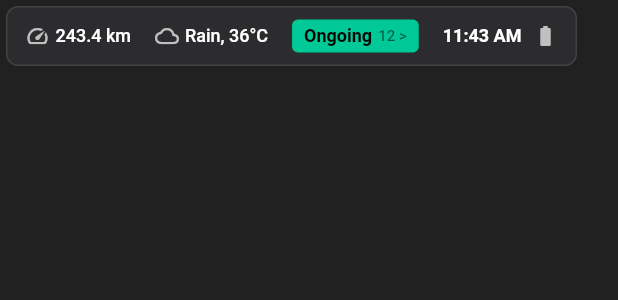
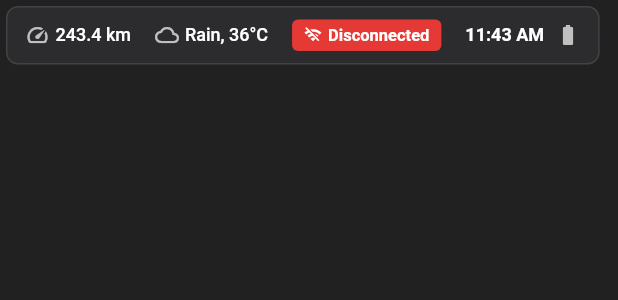
Before and after one commit to Khoa1512/GCS_RUSTECHS, a Flutter app: the AppStatusBar widget shown alone on an empty page, opened directly, on a phone screen of 412 x 824 dp. Shown: the top 300 px of the screen. Run offline on Flutter 3.47's test engine with Material 3 defaults, Android fonts, the phone set to English and light mode, and no system bars; our stand-ins replace flutter_compass, flutter_easyloading, flutter_map, glass_kit, go_router, latlong2; Roboto replaces fonts that are missing (Merriweather).

Commit message:
Add connection status to app bar and improve telemetry

```diff
--- a/lib/presentation/widget/app_bar/app_status_bar.dart
+++ b/lib/presentation/widget/app_bar/app_status_bar.dart
@@ -1,5 +1,8 @@
 import 'package:flutter/material.dart';
 import 'package:skylink/responsive/demension.dart';
+import 'package:skylink/presentation/widget/connection/connection_widget.dart'
+    as connection;
+import 'dart:async';
 
 class AppStatusBar extends StatefulWidget {
   const AppStatusBar({super.key});
@@ -10,6 +13,24 @@ class AppStatusBar extends StatefulWidget {
 
 class _AppStatusBarState extends State<AppStatusBar> {
   bool _isHovered = false;
+  Timer? _refreshTimer;
+
+  @override
+  void initState() {
+    super.initState();
+    // Refresh every 500ms to update connection status
+    _refreshTimer = Timer.periodic(Duration(milliseconds: 500), (timer) {
+      if (mounted) {
+        setState(() {});
+      }
+    });
+  }
+
+  @override
+  void dispose() {
+    _refreshTimer?.cancel();
+    super.dispose();
+  }
 
   @override
   Widget build(BuildContext context) {
@@ -86,11 +107,7 @@ class _AppStatusBarState extends State<AppStatusBar> {
                       textColor: Colors.white,
                     ),
                     SizedBox(width: ResponsiveDimensions.spacingM),
-                    _buildConnectStatus(
-                      isConnected: true,
-                      text: 'Ongoing',
-                      subText: '12 >',
-                    ),
+                    _buildConnectionStatus(),
                     SizedBox(width: ResponsiveDimensions.spacingM),
                     _buildTimeItem(text: '11:43 AM'),
                     SizedBox(width: ResponsiveDimensions.spacingS),
@@ -105,38 +122,60 @@ class _AppStatusBarState extends State<AppStatusBar> {
     );
   }
 
-  Widget _buildConnectStatus({
-    required bool isConnected,
-    required String text,
-    required String subText,
-  }) {
-    return Container(
+  Widget _buildConnectionStatus() {
+    final connectionState = connection.ConnectionManager.currentState;
+
+    String statusText;
+    Color statusColor;
+    IconData statusIcon;
+
+    switch (connectionState) {
+      case connection.ConnectionState.disconnected:
+        statusText = 'Disconnected';
+        statusColor = Colors.red.shade600;
+        statusIcon = Icons.wifi_off;
+        break;
+      case connection.ConnectionState.gpsConnected:
+        statusText = 'GPS Only';
+        statusColor = Colors.orange.shade600;
+        statusIcon = Icons.gps_fixed;
+        break;
+      case connection.ConnectionState.fullyConnected:
+        statusText = 'Connected';
+        statusColor = const Color(0xFF00C896);
+        statusIcon = Icons.wifi;
+        break;
+    }
+
+    return GestureDetector(
+      onTap: connectionState != connection.ConnectionState.disconnected
+          ? connection.ConnectionManager.onDisconnect
+          : null,
+      child: Container(
         padding: EdgeInsets.symmetric(horizontal: 8, vertical: 4),
         decoration: BoxDecoration(
-        color: const Color(0xFF00C896),
+          color: statusColor,
           borderRadius: BorderRadius.circular(4),
         ),
         child: Row(
           mainAxisSize: MainAxisSize.min,
           children: [
+            Icon(statusIcon, size: 12, color: Colors.white),
+            SizedBox(width: 4),
             Text(
-            text,
+              statusText,
               style: TextStyle(
-              color: Colors.black,
-              fontSize: 12,
+                color: Colors.white,
+                fontSize: 11,
                 fontWeight: FontWeight.w600,
               ),
             ),
+            if (connectionState != connection.ConnectionState.disconnected) ...[
               SizedBox(width: 4),
-          Text(
-            subText,
-            style: TextStyle(
-              color: Colors.black54,
-              fontSize: 10,
-              fontWeight: FontWeight.w500,
+              Icon(Icons.close, size: 10, color: Colors.white70),
+            ],
+          ],
         ),
-          ),
-        ],
       ),
     );
   }
--- a/lib/presentation/widget/telemetry/telemetry_item_widget.dart
+++ b/lib/presentation/widget/telemetry/telemetry_item_widget.dart
@@ -13,11 +13,10 @@ class TelemetryItemWidget extends StatelessWidget {
 
   @override
   Widget build(BuildContext context) {
-    return Expanded(
-      child: GestureDetector(
+    return GestureDetector(
       onTap: onTap,
       child: Container(
-          padding: EdgeInsets.all(8),
+        padding: EdgeInsets.all(6), // Reduced from 8
         decoration: BoxDecoration(
           borderRadius: BorderRadius.circular(8),
           color: Colors.grey.shade800.withValues(alpha: 0.5),
@@ -29,18 +28,19 @@ class TelemetryItemWidget extends StatelessWidget {
         child: Column(
           crossAxisAlignment: CrossAxisAlignment.start,
           mainAxisAlignment: MainAxisAlignment.center,
+          mainAxisSize: MainAxisSize.min,
           children: [
             Text(
               telemetry.label,
               style: TextStyle(
                 color: Colors.white.withValues(alpha: 0.8),
-                  fontSize: 11,
+                fontSize: 10, // Reduced from 11
                 fontWeight: FontWeight.w500,
               ),
               maxLines: 1,
               overflow: TextOverflow.ellipsis,
             ),
-              SizedBox(height: 4),
+            SizedBox(height: 2), // Reduced from 4
             Row(
               children: [
                 Flexible(
@@ -48,7 +48,7 @@ class TelemetryItemWidget extends StatelessWidget {
                     telemetry.value,
                     style: TextStyle(
                       color: telemetry.color,
-                        fontSize: 16,
+                      fontSize: 14, // Reduced from 16
                       fontWeight: FontWeight.w700,
                       letterSpacing: 0.5,
                     ),
@@ -61,7 +61,7 @@ class TelemetryItemWidget extends StatelessWidget {
                     telemetry.unit,
                     style: TextStyle(
                       color: Colors.grey.shade400,
-                        fontSize: 10,
+                      fontSize: 9, // Reduced from 10
                       fontWeight: FontWeight.w400,
                     ),
                   ),
@@ -71,7 +71,6 @@ class TelemetryItemWidget extends StatelessWidget {
           ],
         ),
       ),
-      ),
     );
   }
 }
```
Lines whose indentation alone changed are shown as unchanged.
